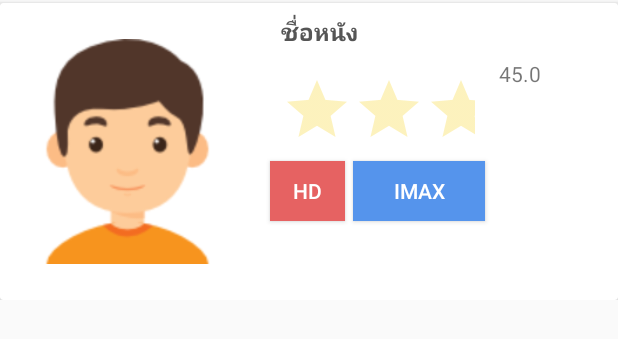
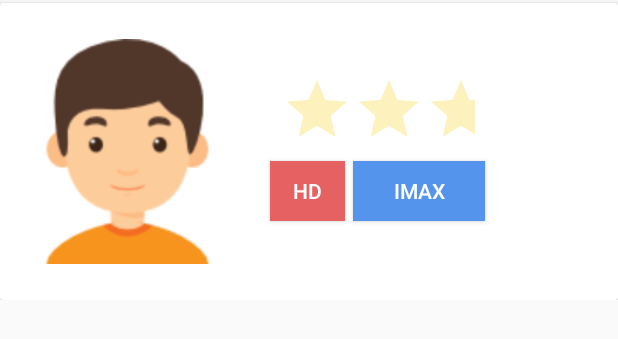
Before and after one commit to potikorn/trainee-movie-android-app, an Android app: the layout list_item_movie.xml on its own in the app's theme, with its tools: preview values and no code run, on a phone screen of 412 x 824 dp. Shown: the top 339 px of the screen. Run offline under Robolectric (Android 15) with nearby library versions, the phone set to English and light mode, and no system bars.

Commit message:
commit to day - layout desing

```diff
--- a/app/src/main/java/com/example/potikorn/testcoopapp/adapter/AdapterPoster.kt
+++ b/app/src/main/java/com/example/potikorn/testcoopapp/adapter/AdapterPoster.kt
@@ -1,5 +1,4 @@
 package com.example.potikorn.testcoopapp.adapter
-
 import android.support.v7.widget.RecyclerView
 import android.view.LayoutInflater
 import android.view.View
@@ -7,8 +6,6 @@ import android.view.ViewGroup
 import com.bumptech.glide.Glide
 import com.example.potikorn.testcoopapp.R
 import com.example.potikorn.testcoopapp.models.Movie
-
-
 import kotlinx.android.synthetic.main.list_item_movie.view.*
 
 class AdapterPoster(var movies: List<Movie>) : RecyclerView.Adapter<RecyclerView.ViewHolder>() {
@@ -59,7 +56,6 @@ class AdapterPoster(var movies: List<Movie>) : RecyclerView.Adapter<RecyclerView
                     .into(itemView.TV)
             itemView.TV.setOnClickListener {
                 //callback?.onClick(movie)
-
             } }
     }
     inner class MovieViewHolder2(view: View) : RecyclerView.ViewHolder(view) {
--- a/app/src/main/java/com/example/potikorn/testcoopapp/contracter/MainContractor.kt
+++ b/app/src/main/java/com/example/potikorn/testcoopapp/contracter/MainContractor.kt
@@ -6,7 +6,6 @@ interface MainContractor {
     interface Presenter{
         fun callBackData()
     }
-
     interface View{
         fun callBackData(arr : List<Movie>?)
     }
--- a/app/src/main/res/layout/list_item_movie.xml
+++ b/app/src/main/res/layout/list_item_movie.xml
@@ -30,7 +30,7 @@
             android:layout_gravity="top"
             android:layout_marginLeft="180sp"
             android:padding="7dp"
-            android:text="ชื่อหนัง"
+            tool:text="ชื่อหนัง"
             android:textColor="@color/colorBlack"
             android:textSize="16sp"
             android:textStyle="bold" />
@@ -58,7 +58,7 @@
             android:layout_marginLeft="325sp"
             android:layout_marginTop="30sp"
             android:padding="7dp"
-            android:text="45.0" />
+            tool:text="45.0" />
 
         <android.support.v7.widget.AppCompatButton
             android:id="@+id/button1"
```
